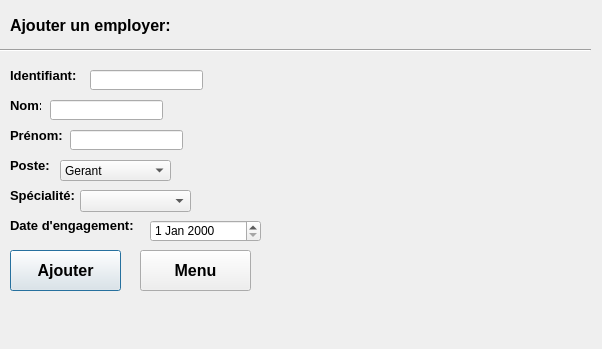
Qt form UI/Ajouter_Employer.ui (LePerron/Application-gestion-employes-projet-session-2023) before a commit.
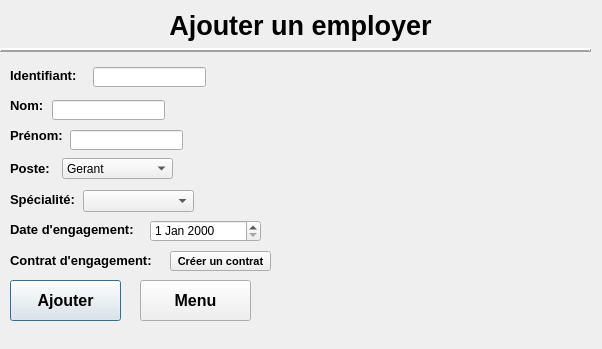
The same form after that commit.

The edit to the form file:
```diff
--- a/UI/Ajouter_Employer.ui
+++ b/UI/Ajouter_Employer.ui
@@ -18,19 +18,29 @@
     <rect>
      <x>10</x>
      <y>10</y>
-     <width>191</width>
+     <width>581</width>
      <height>31</height>
     </rect>
    </property>
    <property name="font">
     <font>
-     <pointsize>12</pointsize>
+     <family>MS Shell Dlg 2</family>
+     <pointsize>20</pointsize>
      <weight>75</weight>
+     <italic>false</italic>
      <bold>true</bold>
+     <underline>false</underline>
+     <strikeout>false</strikeout>
     </font>
    </property>
+   <property name="layoutDirection">
+    <enum>Qt::LeftToRight</enum>
+   </property>
    <property name="text">
-    <string>Ajouter un employer:</string>
+    <string>Ajouter un employer</string>
+   </property>
+   <property name="alignment">
+    <set>Qt::AlignCenter</set>
    </property>
   </widget>
   <widget class="Line" name="line">
@@ -42,6 +52,15 @@
      <height>21</height>
     </rect>
    </property>
+   <property name="frameShadow">
+    <enum>QFrame::Raised</enum>
+   </property>
+   <property name="lineWidth">
+    <number>2</number>
+   </property>
+   <property name="midLineWidth">
+    <number>0</number>
+   </property>
    <property name="orientation">
     <enum>Qt::Horizontal</enum>
    </property>
@@ -51,7 +70,7 @@
     <rect>
      <x>10</x>
      <y>60</y>
-     <width>71</width>
+     <width>80</width>
      <height>31</height>
     </rect>
    </property>
@@ -71,7 +90,7 @@
     <rect>
      <x>10</x>
      <y>90</y>
-     <width>31</width>
+     <width>40</width>
      <height>31</height>
     </rect>
    </property>
@@ -110,7 +129,7 @@
    <property name="geometry">
     <rect>
      <x>10</x>
-     <y>150</y>
+     <y>153</y>
      <width>41</width>
      <height>31</height>
     </rect>
@@ -130,7 +149,7 @@
    <property name="geometry">
     <rect>
      <x>10</x>
-     <y>210</y>
+     <y>214</y>
      <width>141</width>
      <height>31</height>
     </rect>
@@ -149,8 +168,8 @@
   <widget class="QLineEdit" name="lineEditIdentifiant">
    <property name="geometry">
     <rect>
-     <x>90</x>
-     <y>70</y>
+     <x>93</x>
+     <y>67</y>
      <width>113</width>
      <height>20</height>
     </rect>
@@ -159,7 +178,7 @@
   <widget class="QLineEdit" name="lineEditNom">
    <property name="geometry">
     <rect>
-     <x>50</x>
+     <x>52</x>
      <y>100</y>
      <width>113</width>
      <height>20</height>
@@ -179,8 +198,8 @@
   <widget class="QComboBox" name="comboBoxPoste">
    <property name="geometry">
     <rect>
-     <x>60</x>
-     <y>160</y>
+     <x>62</x>
+     <y>158</y>
      <width>111</width>
      <height>21</height>
     </rect>
@@ -219,7 +238,7 @@
   <widget class="QLabel" name="labelErreuridentifiant">
    <property name="geometry">
     <rect>
-     <x>210</x>
+     <x>220</x>
      <y>70</y>
      <width>151</width>
      <height>16</height>
@@ -232,8 +251,8 @@
   <widget class="QLabel" name="labelErreurNom">
    <property name="geometry">
     <rect>
-     <x>170</x>
-     <y>100</y>
+     <x>172</x>
+     <y>102</y>
      <width>121</width>
      <height>16</height>
     </rect>
@@ -246,7 +265,7 @@
    <property name="geometry">
     <rect>
      <x>190</x>
-     <y>130</y>
+     <y>131</y>
      <width>131</width>
      <height>16</height>
     </rect>
@@ -259,7 +278,7 @@
    <property name="geometry">
     <rect>
      <x>270</x>
-     <y>220</y>
+     <y>223</y>
      <width>121</width>
      <height>16</height>
     </rect>
@@ -272,7 +291,7 @@
    <property name="geometry">
     <rect>
      <x>10</x>
-     <y>250</y>
+     <y>280</y>
      <width>111</width>
      <height>41</height>
     </rect>
@@ -293,7 +312,7 @@
    <property name="geometry">
     <rect>
      <x>140</x>
-     <y>250</y>
+     <y>280</y>
      <width>111</width>
      <height>41</height>
     </rect>
@@ -314,7 +333,7 @@
    <property name="geometry">
     <rect>
      <x>10</x>
-     <y>180</y>
+     <y>184</y>
      <width>71</width>
      <height>31</height>
     </rect>
@@ -333,13 +352,67 @@
   <widget class="QComboBox" name="comboBoxSpecialiter">
    <property name="geometry">
     <rect>
-     <x>80</x>
+     <x>83</x>
      <y>190</y>
      <width>111</width>
      <height>22</height>
     </rect>
    </property>
   </widget>
+  <widget class="QLabel" name="labelErreurContratEngagement">
+   <property name="geometry">
+    <rect>
+     <x>280</x>
+     <y>252</y>
+     <width>121</width>
+     <height>16</height>
+    </rect>
+   </property>
+   <property name="text">
+    <string/>
+   </property>
+  </widget>
+  <widget class="QLabel" name="labelContratEngagement">
+   <property name="geometry">
+    <rect>
+     <x>10</x>
+     <y>245</y>
+     <width>151</width>
+     <height>31</height>
+    </rect>
+   </property>
+   <property name="font">
+    <font>
+     <pointsize>10</pointsize>
+     <weight>75</weight>
+     <bold>true</bold>
+    </font>
+   </property>
+   <property name="text">
+    <string>Contrat d'engagement:</string>
+   </property>
+  </widget>
+  <widget class="QPushButton" name="pushButtonMenu_2">
+   <property name="geometry">
+    <rect>
+     <x>170</x>
+     <y>251</y>
+     <width>101</width>
+     <height>20</height>
+    </rect>
+   </property>
+   <property name="font">
+    <font>
+     <pointsize>8</pointsize>
+     <weight>75</weight>
+     <italic>false</italic>
+     <bold>true</bold>
+    </font>
+   </property>
+   <property name="text">
+    <string>Créer un contrat</string>
+   </property>
+  </widget>
  </widget>
  <resources/>
  <connections/>
```
Left out of the diff: 10 changed lines with no effect on the pictures.
